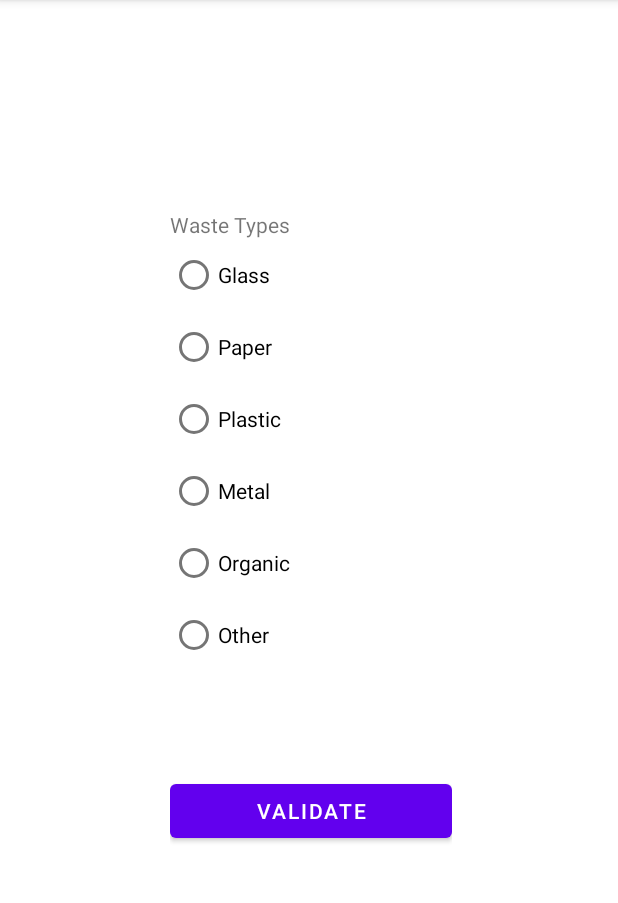
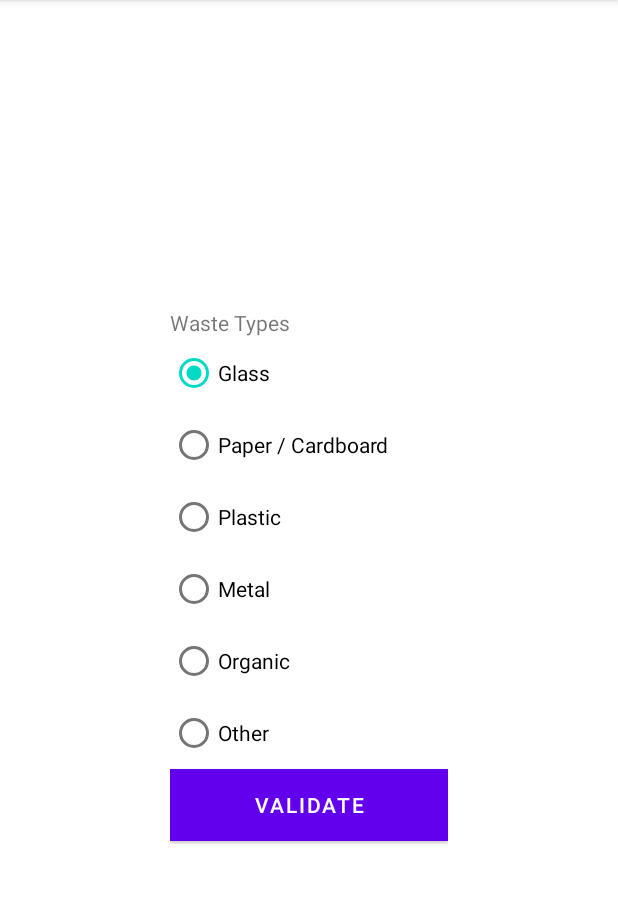
Before and after one commit to CharlyAguettaz/p222, an Android app: the Activity_WasteSorting screen opened directly, with no data from a screen before it, on a phone screen of 412 x 824 dp, the part 84-987 px from its top. Run offline under Robolectric (Android 15) with nearby library versions, the phone set to English and light mode, and no system bars.

Commit message:
waste storing

```diff
--- a/app/src/main/java/com/example/p222appli/Activity_WasteSorting.java
+++ b/app/src/main/java/com/example/p222appli/Activity_WasteSorting.java
@@ -17,6 +17,10 @@ import android.widget.Toast;
 
 public class Activity_WasteSorting extends AppCompatActivity {
 
+    RadioGroup rd_waste_choice;
+    RadioButton radioButton;
+
+
     @Override
     protected void onCreate(Bundle savedInstanceState) {
         super.onCreate(savedInstanceState);
@@ -25,49 +29,27 @@ public class Activity_WasteSorting extends AppCompatActivity {
 
         //activité
 
-        LinearLayout linly_body = new LinearLayout(this);
-        linly_body.setOrientation(LinearLayout.VERTICAL);
 
         TextView txt_waste_type = findViewById(R.id.txt_waste_type);
-        txt_waste_type.setText("Waste Types");
-
-        RadioGroup rd_waste_choice = findViewById(R.id.rd_waste_choice);
-
-        RadioButton rdbt_glass = findViewById(R.id.rdbt_glass);
-        rdbt_glass.setText("Glass");
-        RadioButton rdbt_paper = findViewById(R.id.rdbt_paper);
-        rdbt_paper.setText("Paper");
-        RadioButton rdbt_plastic = findViewById(R.id.rdbt_plastic);
-        rdbt_plastic.setText("Plastic");
-        RadioButton rdbt_metal = findViewById(R.id.rdbt_metal);
-        rdbt_metal.setText("Metal");
-        RadioButton rdbt_organic = findViewById(R.id.rdbt_organic);
-        rdbt_organic.setText("Organic");
-        RadioButton rdbt_other = findViewById(R.id.rdbt_other);
-        rdbt_other.setText("Other");
-
+        rd_waste_choice = findViewById(R.id.rd_waste_choice);
         Button bt_validate = findViewById(R.id.bt_validate);
-        bt_validate.setText("Validate");
-
-        linly_body.addView(txt_waste_type);
-
-        rd_waste_choice.addView(rdbt_glass);
-        rd_waste_choice.addView(rdbt_paper);
-        rd_waste_choice.addView(rdbt_plastic);
-        rd_waste_choice.addView(rdbt_metal);
-        rd_waste_choice.addView(rdbt_organic);
-        rd_waste_choice.addView(rdbt_other);
-
-        linly_body.addView(rd_waste_choice);
-        linly_body.addView(bt_validate);
 
         bt_validate.setOnClickListener(new View.OnClickListener() {
             @Override
             public void onClick(View v) {
-                Toast.makeText(Activity_WasteSorting.this, "will go to Activity_WasteInfos", Toast.LENGTH_SHORT).show();
+                Toast.makeText(Activity_WasteSorting.this, "going to map", Toast.LENGTH_SHORT).show();
+                Intent intent1 = new Intent(Activity_WasteSorting.this, Activity_MapFromWaste.class);
+
+                startActivity(intent1);
+
             }
         });
 
+    }
+    public void checkButton(View v){
+        int radioId = rd_waste_choice.getCheckedRadioButtonId();
+        radioButton = findViewById(radioId);
+        Toast.makeText(this, "Selection: " + radioButton.getText(), Toast.LENGTH_SHORT).show();
     }
 
     private Menu m = null;
--- a/app/src/main/java/com/example/p222appli/Activity_Welcome.java
+++ b/app/src/main/java/com/example/p222appli/Activity_Welcome.java
@@ -36,7 +36,7 @@ public class Activity_Welcome extends AppCompatActivity {
                 startActivityForResult(myIntent2, 1);
                 return true;
             case R.id.item4:
-                Intent myIntent3 = new Intent(this.getApplicationContext(), Activity_MapFromWaste.class);
+                Intent myIntent3 = new Intent(this.getApplicationContext(), Activity_Maps.class);
                 startActivityForResult(myIntent3, 2);
                 return true;
             default:
--- a/app/src/main/res/layout/activity__waste_sorting.xml
+++ b/app/src/main/res/layout/activity__waste_sorting.xml
@@ -1,24 +1,16 @@
 <?xml version="1.0" encoding="utf-8"?>
-<androidx.constraintlayout.widget.ConstraintLayout xmlns:android="http://schemas.android.com/apk/res/android"
+<RelativeLayout xmlns:android="http://schemas.android.com/apk/res/android"
     xmlns:app="http://schemas.android.com/apk/res-auto"
     xmlns:tools="http://schemas.android.com/tools"
     android:layout_width="match_parent"
     android:layout_height="match_parent"
     tools:context=".Activity_WasteSorting">
 
-    <LinearLayout
-        android:id="@+id/linly_body"
-        android:layout_width="188dp"
-        android:layout_height="628dp"
-        android:layout_marginStart="113dp"
-        android:layout_marginEnd="113dp"
-        android:orientation="vertical"
-        app:layout_constraintBottom_toBottomOf="parent"
-        app:layout_constraintEnd_toEndOf="parent"
-        app:layout_constraintHorizontal_bias="0.0"
-        app:layout_constraintStart_toStartOf="parent"
-        app:layout_constraintTop_toTopOf="parent"
-        app:layout_constraintVertical_bias="1.0">
+    <RadioGroup
+            android:id="@+id/rd_waste_choice"
+            android:layout_width="185dp"
+            android:layout_height="357dp"
+            android:layout_centerInParent="true">
 
         <TextView
             android:id="@+id/txt_waste_type"
@@ -26,54 +18,57 @@
             android:layout_height="wrap_content"
             android:text="@string/waste_types" />
 
-        <RadioGroup
-            android:id="@+id/rd_waste_choice"
-            android:layout_width="185dp"
-            android:layout_height="357dp">
-
-            <RadioButton
+        <RadioButton
                 android:id="@+id/rdbt_glass"
-                android:layout_width="match_parent"
+                android:layout_width="wrap_content"
                 android:layout_height="wrap_content"
+                android:onClick="checkButton"
+                android:checked="true"
                 android:text="@string/wt_glass" />
 
             <RadioButton
                 android:id="@+id/rdbt_paper"
-                android:layout_width="match_parent"
+                android:layout_width="wrap_content"
                 android:layout_height="wrap_content"
+                android:onClick="checkButton"
                 android:text="@string/wt_paper" />
 
             <RadioButton
                 android:id="@+id/rdbt_plastic"
-                android:layout_width="match_parent"
+                android:layout_width="wrap_content"
                 android:layout_height="wrap_content"
+                android:onClick="checkButton"
                 android:text="@string/wt_plastic" />
 
             <RadioButton
                 android:id="@+id/rdbt_metal"
-                android:layout_width="match_parent"
+                android:layout_width="wrap_content"
                 android:layout_height="wrap_content"
+                android:onClick="checkButton"
                 android:text="@string/wt_metal" />
 
             <RadioButton
                 android:id="@+id/rdbt_organic"
-                android:layout_width="match_parent"
+                android:layout_width="wrap_content"
                 android:layout_height="wrap_content"
+                android:onClick="checkButton"
                 android:text="@string/wt_organic" />
 
             <RadioButton
                 android:id="@+id/rdbt_other"
+                android:layout_width="wrap_content"
+                android:layout_height="wrap_content"
+                android:onClick="checkButton"
+                android:text="@string/wt_other" />
+
+            <Button
+                android:id="@+id/bt_validate"
                 android:layout_width="match_parent"
                 android:layout_height="wrap_content"
-                android:text="@string/wt_other" />
+                android:text="@string/validate"
+                android:background="@android:color/holo_green_light"/>
+
 
         </RadioGroup>
 
-        <Button
-            android:id="@+id/bt_validate"
-            android:layout_width="match_parent"
-            android:layout_height="wrap_content"
-            android:text="@string/validate" />
-    </LinearLayout>
-
-</androidx.constraintlayout.widget.ConstraintLayout>
+</RelativeLayout>
```
Also changed, not shown: app/src/main/java/com/example/p222appli/Activity_Maps.java (+18 -1 lines).
